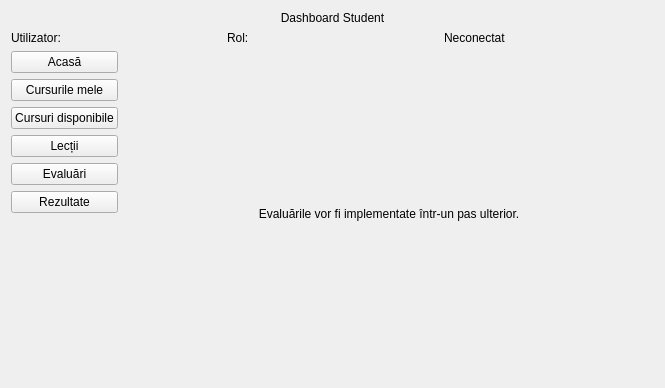
This is gui/StudentDashboard.ui in Cozmin-crypto/EduChainProject as Qt 5 draws it before an edit. The edited form follows.
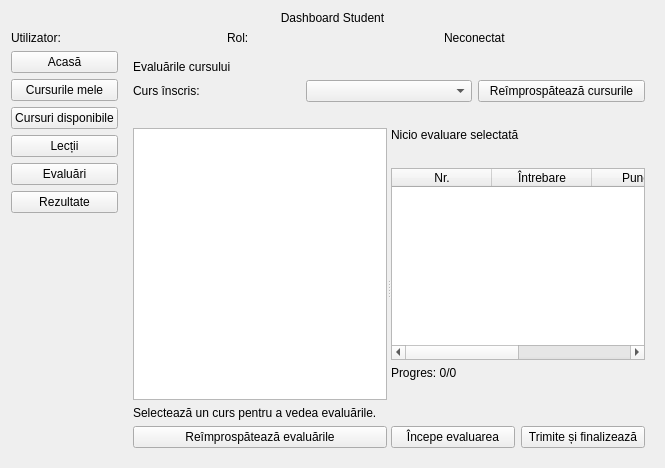
This is the edited form. The open tabs and pages were chosen to show the change.

Commit message: Am adaugat evaluare pentru student si pentru si calculare punctajului

```diff
--- a/gui/StudentDashboard.ui
+++ b/gui/StudentDashboard.ui
@@ -57,7 +57,41 @@
        </layout></widget>
       </widget></item>
      </layout></widget>
-     <widget class="QWidget" name="evaluationsPage"><layout class="QVBoxLayout" name="evaluationsLayout"><item><widget class="QLabel" name="evaluationsLabel"><property name="text"><string>Evaluările vor fi implementate într-un pas ulterior.</string></property><property name="alignment"><set>Qt::AlignmentFlag::AlignCenter</set></property></widget></item></layout></widget>
+     <widget class="QWidget" name="evaluationsPage"><layout class="QVBoxLayout" name="evaluationsLayout">
+      <item><widget class="QLabel" name="evaluationsTitleLabel"><property name="text"><string>Evaluările cursului</string></property></widget></item>
+      <item><layout class="QHBoxLayout" name="evaluationCourseLayout">
+       <item><widget class="QLabel" name="evaluationCourseLabel"><property name="text"><string>Curs înscris:</string></property></widget></item>
+       <item><widget class="QComboBox" name="evaluationCourseCombo"/></item>
+       <item><widget class="QPushButton" name="refreshEvaluationCoursesButton"><property name="text"><string>Reîmprospătează cursurile</string></property></widget></item>
+      </layout></item>
+      <item><widget class="QLabel" name="evaluationCoursesStatusLabel"><property name="text"><string/></property><property name="wordWrap"><bool>true</bool></property></widget></item>
+      <item><widget class="QSplitter" name="evaluationsSplitter"><property name="orientation"><enum>Qt::Orientation::Horizontal</enum></property>
+       <widget class="QWidget" name="evaluationListPanel"><layout class="QVBoxLayout" name="evaluationListLayout">
+        <item><widget class="QListWidget" name="evaluationsList"><property name="selectionMode"><enum>QAbstractItemView::SelectionMode::SingleSelection</enum></property></widget></item>
+        <item><widget class="QLabel" name="evaluationsStatusLabel"><property name="text"><string>Selectează un curs pentru a vedea evaluările.</string></property><property name="wordWrap"><bool>true</bool></property></widget></item>
+        <item><widget class="QPushButton" name="refreshEvaluationsButton"><property name="text"><string>Reîmprospătează evaluările</string></property></widget></item>
+       </layout></widget>
+       <widget class="QWidget" name="evaluationWorkPanel"><layout class="QVBoxLayout" name="evaluationWorkLayout">
+        <item><widget class="QLabel" name="evaluationTitleLabel"><property name="text"><string>Nicio evaluare selectată</string></property><property name="wordWrap"><bool>true</bool></property></widget></item>
+        <item><widget class="QLabel" name="evaluationMetadataLabel"><property name="text"><string/></property><property name="wordWrap"><bool>true</bool></property></widget></item>
+        <item><widget class="QTableWidget" name="questionsTable">
+         <property name="selectionMode"><enum>QAbstractItemView::SelectionMode::NoSelection</enum></property>
+         <property name="editTriggers"><set>QAbstractItemView::EditTrigger::NoEditTriggers</set></property>
+         <column><property name="text"><string>Nr.</string></property></column>
+         <column><property name="text"><string>Întrebare</string></property></column>
+         <column><property name="text"><string>Punctaj</string></property></column>
+         <column><property name="text"><string>Răspuns</string></property></column>
+        </widget></item>
+        <item><widget class="QLabel" name="evaluationProgressLabel"><property name="text"><string>Progres: 0/0</string></property></widget></item>
+        <item><widget class="QLabel" name="evaluationActionStatusLabel"><property name="text"><string/></property><property name="wordWrap"><bool>true</bool></property></widget></item>
+        <item><widget class="QLabel" name="evaluationResultLabel"><property name="text"><string/></property><property name="wordWrap"><bool>true</bool></property></widget></item>
+        <item><layout class="QHBoxLayout" name="evaluationActionsLayout">
+         <item><widget class="QPushButton" name="startEvaluationButton"><property name="text"><string>Începe evaluarea</string></property></widget></item>
+         <item><widget class="QPushButton" name="finalizeEvaluationButton"><property name="text"><string>Trimite și finalizează</string></property></widget></item>
+        </layout></item>
+       </layout></widget>
+      </widget></item>
+     </layout></widget>
      <widget class="QWidget" name="resultsPage"><layout class="QVBoxLayout" name="resultsLayout"><item><widget class="QLabel" name="resultsLabel"><property name="text"><string>Rezultatele vor fi implementate într-un pas ulterior.</string></property><property name="alignment"><set>Qt::AlignmentFlag::AlignCenter</set></property></widget></item></layout></widget>
     </widget></item>
    </layout></item>
```
The commit also changes 2 other files.
